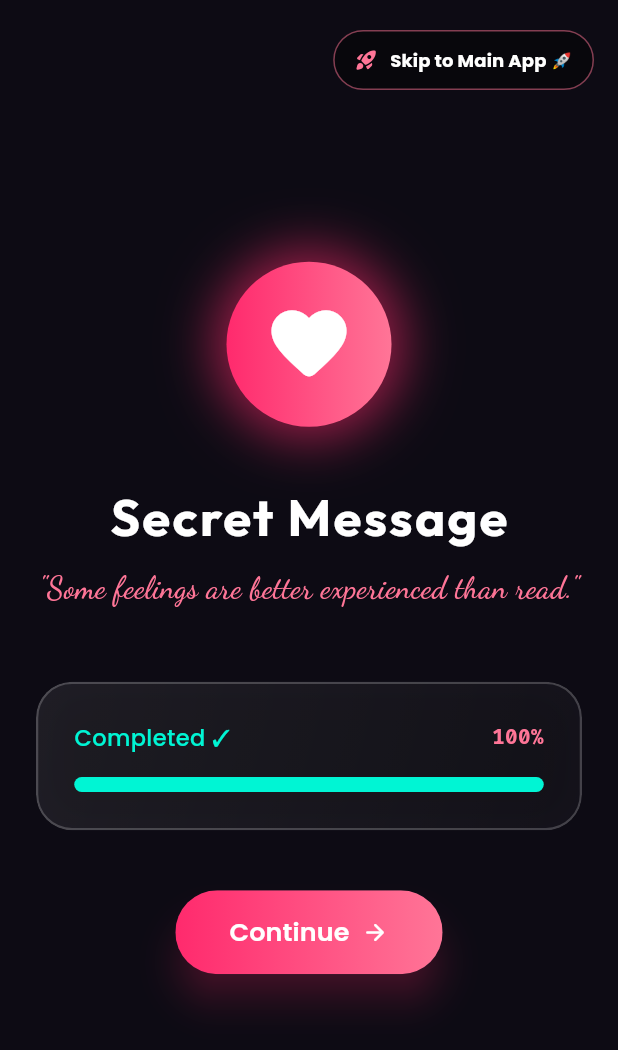
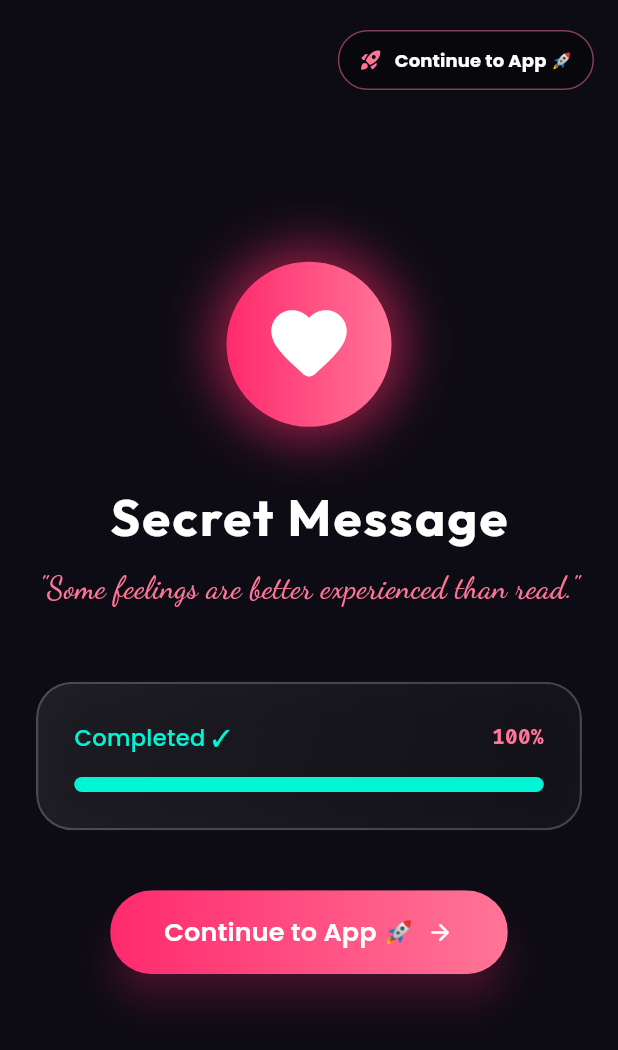
Before and after one commit to sesakilhossen302/LoveOS, a Flutter app: the screen it shows after launch, on a phone screen of 412 x 824 dp. Shown: the top 1050 px of the screen. Run offline on Flutter 3.47's test engine with Material 3 defaults, Android fonts, the phone set to English and light mode, and no system bars; drawn by our look-alikes of flutter_animate, percent_indicator; our stand-ins replace google_fonts.

Commit message:
Update button text to Continue to App and link directly to main 5-tab app

```diff
--- a/lib/screens/01_splash_screen.dart
+++ b/lib/screens/01_splash_screen.dart
@@ -193,7 +193,7 @@ class _SplashScreenState extends State<SplashScreen> {
                       mainAxisSize: MainAxisSize.min,
                       children: [
                         Text(
-                          'Continue',
+                          'Continue to App 🚀',
                           style: GoogleFonts.poppins(
                             fontSize: 17,
                             fontWeight: FontWeight.w600,
--- a/lib/screens/onboarding/onboarding_screen.dart
+++ b/lib/screens/onboarding/onboarding_screen.dart
@@ -45,13 +45,14 @@ class _OnboardingScreenState extends State<OnboardingScreen> {
             controller: _pageController,
             physics: const NeverScrollableScrollPhysics(),
             children: [
-              SplashScreen(onContinue: _nextStep),
+              // Splash Screen button directly enters the main app
+              SplashScreen(onContinue: _finishOnboarding),
               SecurityScreen(onUnlock: _nextStep),
               TerminalScreen(onContinue: _finishOnboarding),
             ],
           ),
 
-          // Top Right Skip to Main App Button
+          // Top Right Continue to App Button
           SafeArea(
             child: Align(
               alignment: Alignment.topRight,
@@ -73,7 +74,7 @@ class _OnboardingScreenState extends State<OnboardingScreen> {
                   icon: const Icon(Icons.rocket_launch_rounded,
                       color: LoveTheme.secondaryRose, size: 16),
                   label: Text(
-                    'Skip to Main App 🚀',
+                    'Continue to App 🚀',
                     style: GoogleFonts.poppins(
                       fontSize: 12,
                       fontWeight: FontWeight.bold,
```
Also changed, not shown: 1 other file.
